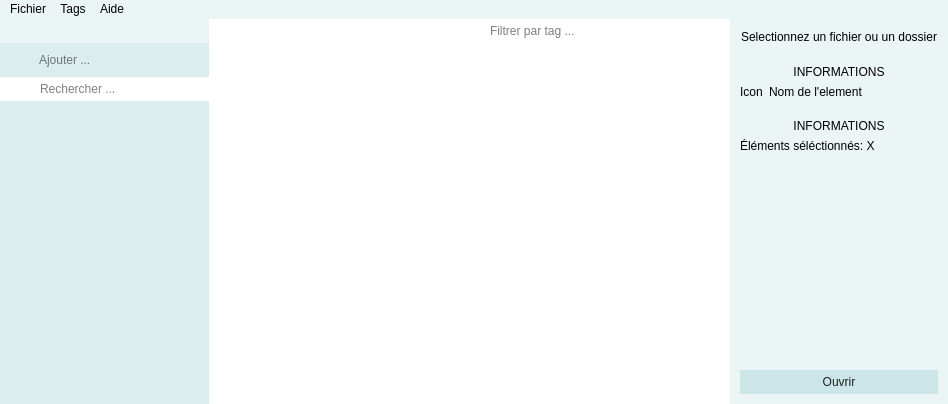
Qt form MarcoPolo/mainwindow.ui (ErrOrnAmE/MarcoPolo) before a commit.
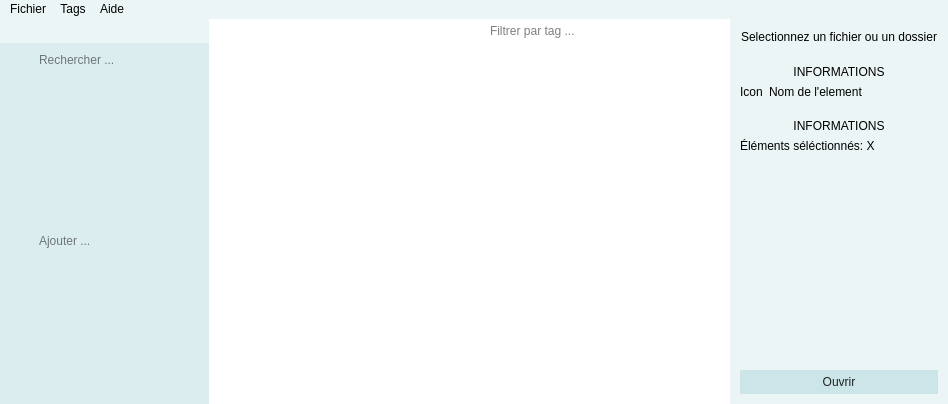
The same form after that commit. Icons and pictures are not drawn. Custom widgets are drawn as their Qt base class.

```diff
--- a/MarcoPolo/mainwindow.ui
+++ b/MarcoPolo/mainwindow.ui
@@ -53,7 +53,7 @@
 QPushButton#openButton {
 	background-color : #334ca4ae;
 }
- QPushButton#addButton:!focus{
+ QPushButton#addButton:!focus, QPushButton#searchIcon{
 	background-color : #334ca4ae;
 }
 QPushButton#filterButton, QPushButton#treeButton, QPushButton#addButton {
@@ -152,7 +152,7 @@
        <number>0</number>
       </property>
       <item>
-       <layout class="QVBoxLayout" name="leftPanel" stretch="0,0,0,1,1">
+       <layout class="QVBoxLayout" name="leftPanel" stretch="0,0,1,0,1">
         <property name="spacing">
          <number>0</number>
         </property>
@@ -198,54 +198,17 @@
          </layout>
         </item>
         <item>
-         <layout class="QHBoxLayout" name="ajouterLayout">
+         <layout class="QHBoxLayout" name="searchLayout">
           <property name="spacing">
            <number>0</number>
           </property>
-          <item>
-           <widget class="QPushButton" name="addButton">
-            <property name="styleSheet">
-             <string notr="true">QPushButton{
-	height: 24px;
-}</string>
-            </property>
-            <property name="text">
-             <string/>
-            </property>
-            <property name="icon">
-             <iconset resource="marcopoloresources.qrc">
-              <normaloff>:/ic_add.png</normaloff>:/ic_add.png</iconset>
-            </property>
-           </widget>
-          </item>
-          <item>
-           <widget class="QLineEdit" name="newTag">
-            <property name="styleSheet">
-             <string notr="true">QLineEdit {
-	border : 0px solid tranparent;
-	padding : 2px 5px 2px 5px;
-	margin : 0px;
-	background-color : #334ca4ae;
-	height:30px;
-}</string>
-            </property>
-            <property name="inputMask">
-             <string/>
-            </property>
-            <property name="text">
-             <string/>
-            </property>
-            <property name="placeholderText">
-             <string>Ajouter ...</string>
-            </property>
-           </widget>
-          </item>
-         </layout>
-        </item>
-        <item>
-         <layout class="QHBoxLayout" name="horizontalLayout_4">
           <item>
            <widget class="QPushButton" name="searchIcon">
+            <property name="styleSheet">
+             <string notr="true">QPushButton{
+	height: 24px;
+}</string>
+            </property>
             <property name="text">
              <string/>
             </property>
@@ -257,6 +220,15 @@
           </item>
           <item>
            <widget class="QLineEdit" name="searchEdit">
+            <property name="styleSheet">
+             <string notr="true">QLineEdit {
+	border : 0px solid tranparent;
+	padding : 2px 5px 2px 5px;
+	margin : 0px;
+	background-color : #334ca4ae;
+	height:30px;
+}</string>
+            </property>
             <property name="placeholderText">
              <string>Rechercher ...</string>
             </property>
@@ -289,6 +261,51 @@
           </property>
          </widget>
         </item>
+        <item>
+         <layout class="QHBoxLayout" name="ajouterLayout">
+          <property name="spacing">
+           <number>0</number>
+          </property>
+          <item>
+           <widget class="QPushButton" name="addButton">
+            <property name="styleSheet">
+             <string notr="true">QPushButton{
+	height: 24px;
+}</string>
+            </property>
+            <property name="text">
+             <string/>
+            </property>
+            <property name="icon">
+             <iconset resource="marcopoloresources.qrc">
+              <normaloff>:/ic_add.png</normaloff>:/ic_add.png</iconset>
+            </property>
+           </widget>
+          </item>
+          <item>
+           <widget class="QLineEdit" name="newTag">
+            <property name="styleSheet">
+             <string notr="true">QLineEdit {
+	border : 0px solid tranparent;
+	padding : 2px 5px 2px 5px;
+	margin : 0px;
+	background-color : #334ca4ae;
+	height:30px;
+}</string>
+            </property>
+            <property name="inputMask">
+             <string/>
+            </property>
+            <property name="text">
+             <string/>
+            </property>
+            <property name="placeholderText">
+             <string>Ajouter ...</string>
+            </property>
+           </widget>
+          </item>
+         </layout>
+        </item>
         <item>
          <widget class="QTreeView" name="treeView">
           <property name="enabled">
```
